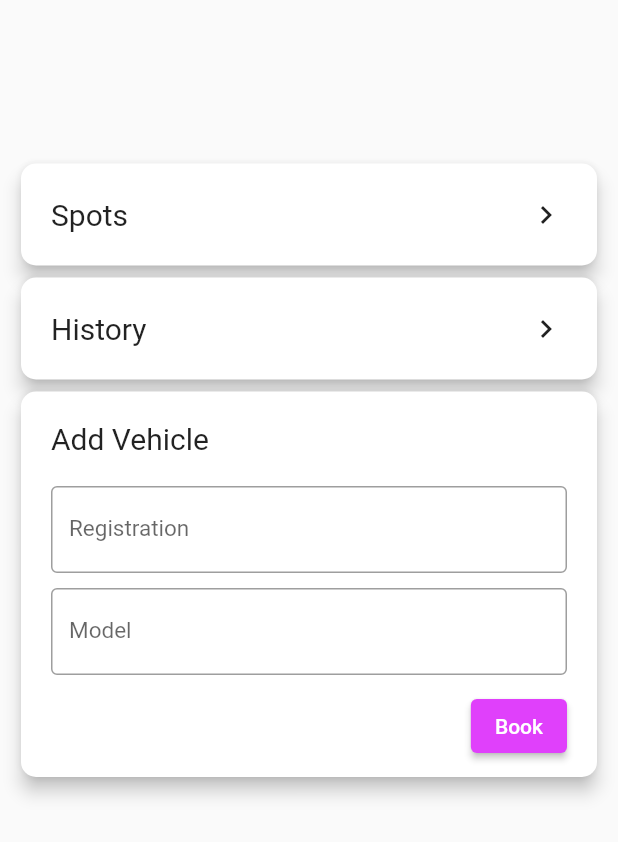
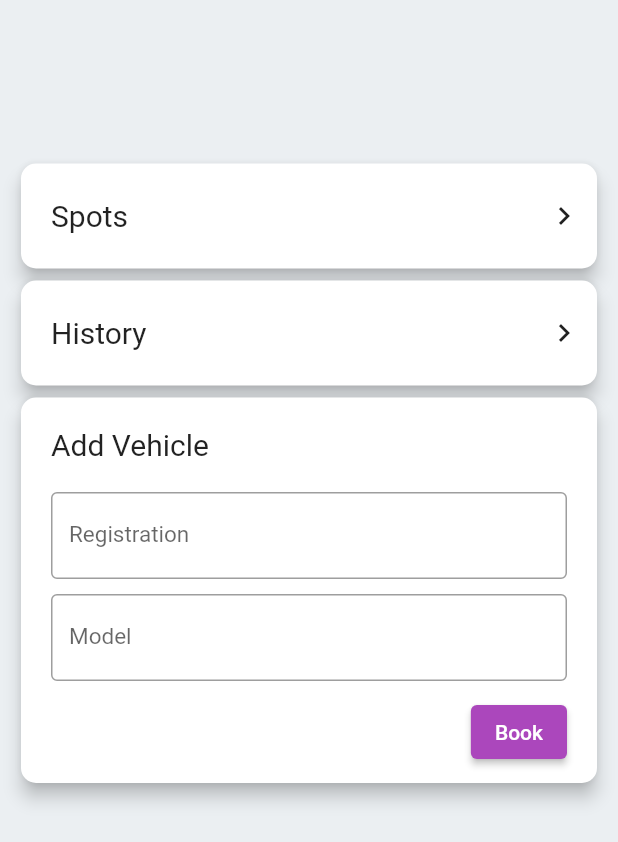
Before and after one commit to Crazzygamerr/parkezy, a Flutter app: the Parking screen opened by its route, on a phone screen of 412 x 824 dp. Shown: the top 842 px of the screen. Run offline on Flutter 3.47's test engine with Material 2 defaults, Android fonts, the phone set to English and light mode, and no system bars; our stand-ins replace cloud_firestore, firebase_core; accounts and stored records are empty; generated files the repository leaves out were written again.

Commit message:
update: UI & coloring

```diff
--- a/lib/main.dart
+++ b/lib/main.dart
@@ -64,6 +64,7 @@
     return Scaffold(
       body: Container(
         padding: const EdgeInsets.all(20),
+        color: const Color(0xffEBEFF2),
         child: Column(
           mainAxisAlignment: MainAxisAlignment.start,
           children: <Widget>[
--- a/lib/parking.dart
+++ b/lib/parking.dart
@@ -31,8 +31,10 @@ class _ParkingState extends State<Parking> {
   @override
   Widget build(BuildContext context) {
     return Scaffold(
-      body: Padding(
+      body: Container(
+        height: MediaQuery.of(context).size.height,
         padding: const EdgeInsets.all(10),
+        color: const Color(0xffEBEFF2),
         child: SingleChildScrollView(
           child: Column(
             mainAxisSize: MainAxisSize.min,
@@ -92,16 +94,17 @@ class _ParkingState extends State<Parking> {
                     child: Row(
                       mainAxisAlignment: MainAxisAlignment.spaceBetween,
                       children: [
-                        const Text(
+                        Container(
+                          height: 50,
+                          alignment: Alignment.centerLeft,
+                          child: const Text(
                             "Spots",
                             style: TextStyle(
                               fontSize: 20,
                             ),
                           ),
-                        IconButton(
-                          onPressed: (){},
-                          icon: const Icon(Icons.chevron_right),
                         ),
+                        const Icon(Icons.chevron_right),
                       ]
                     ),
                   ),
@@ -120,16 +123,17 @@ class _ParkingState extends State<Parking> {
                     child: Row(
                       mainAxisAlignment: MainAxisAlignment.spaceBetween,
                       children: [
-                        const Text(
+                        Container(
+                          height: 50,
+                          alignment: Alignment.centerLeft,
+                          child: const Text(
                             "History",
                             style: TextStyle(
                               fontSize: 20,
                             ),
                           ),
-                        IconButton(
-                          onPressed: (){},
-                          icon: const Icon(Icons.chevron_right),
                         ),
+                        const Icon(Icons.chevron_right),
                       ]
                     ),
                   ),
@@ -205,7 +209,7 @@ class _ParkingState extends State<Parking> {
                                 }
                               },
                               style: ElevatedButton.styleFrom(
-                                primary: Colors.purpleAccent,
+                                primary: Colors.purple[400],
                               ),
                               child: const Text("Book"),
                             ),
--- a/pubspec.yaml
+++ b/pubspec.yaml
@@ -36,6 +36,7 @@ dependencies:
   cupertino_icons: ^1.0.2
   firebase_core: ^2.3.0
   cloud_firestore: ^4.1.0
+  intl: ^0.17.0
 
 dev_dependencies:
   flutter_test:
```
Also changed, not shown: lib/spots.dart (+14 -3 lines), pubspec.lock. Lines whose indentation alone changed are shown as unchanged.
